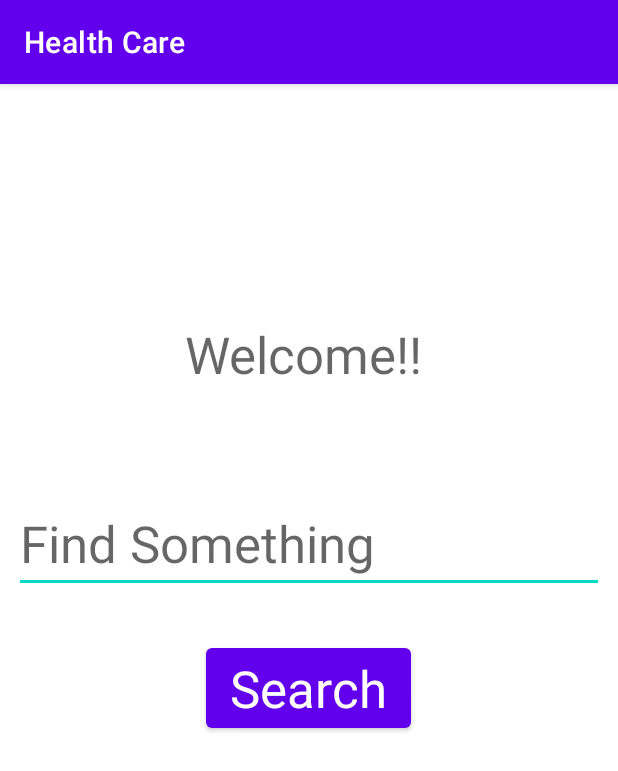
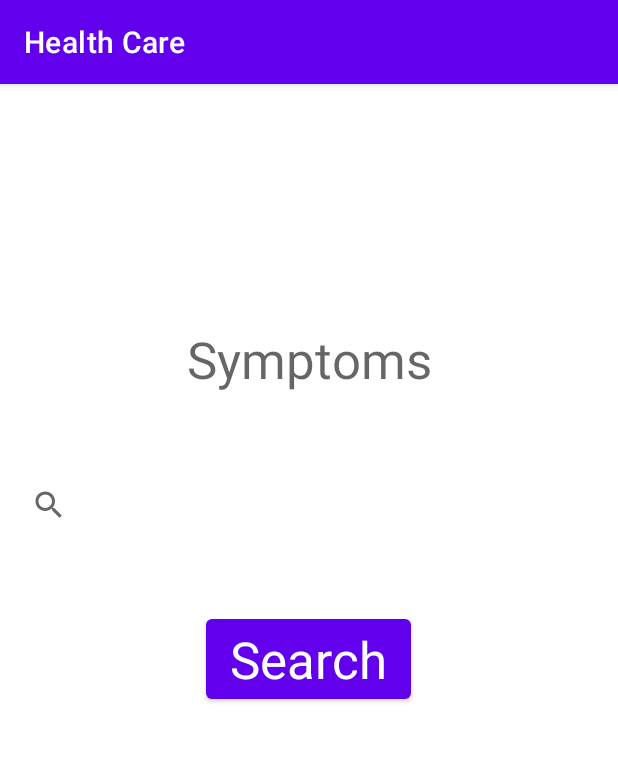
Before and after one commit to edwinmuriithi/Android-IP, an Android app: the SearchActivity screen opened directly, with no data from a screen before it, on a phone screen of 412 x 824 dp. Shown: the top 771 px of the screen. Run offline under Robolectric (Android 15) with nearby library versions, the phone set to English and light mode, and no system bars.

Commit message:
Style Main activity

```diff
--- a/app/src/main/res/layout/activity_search.xml
+++ b/app/src/main/res/layout/activity_search.xml
@@ -11,48 +11,40 @@
         android:layout_width="wrap_content"
         android:layout_height="wrap_content"
         android:layout_marginStart="137dp"
-        android:layout_marginTop="5dp"
         android:layout_marginEnd="138dp"
-        android:layout_marginBottom="329dp"
+        android:layout_marginBottom="352dp"
         android:text="Search"
         android:textAppearance="@style/TextAppearance.AppCompat.Display1"
         app:layout_constraintBottom_toBottomOf="parent"
         app:layout_constraintEnd_toEndOf="parent"
+        app:layout_constraintHorizontal_bias="0.0"
         app:layout_constraintStart_toStartOf="parent"
-        app:layout_constraintTop_toBottomOf="@+id/editTextTextPersonName"
         tools:ignore="MissingConstraints" />
 
-    <EditText
-        android:id="@+id/editTextTextPersonName"
-        android:layout_width="wrap_content"
-        android:layout_height="wrap_content"
-        android:layout_marginStart="5dp"
-        android:layout_marginTop="33dp"
-        android:layout_marginEnd="6dp"
-        android:layout_marginBottom="22dp"
-        android:ems="10"
-        android:hint="Find Something"
-        android:inputType="textPersonName"
+    <SearchView
+        android:id="@+id/searchView"
+        android:layout_width="394dp"
+        android:layout_height="0dp"
+        android:layout_marginStart="8dp"
+        android:layout_marginEnd="9dp"
+        android:layout_marginBottom="46dp"
         android:textAppearance="@style/TextAppearance.AppCompat.Display1"
         app:layout_constraintBottom_toTopOf="@+id/search"
         app:layout_constraintEnd_toEndOf="parent"
-        app:layout_constraintStart_toStartOf="parent"
-        app:layout_constraintTop_toBottomOf="@+id/textView5"
-        tools:ignore="MissingConstraints" />
+        app:layout_constraintStart_toStartOf="parent" />
 
     <TextView
-        android:id="@+id/textView5"
+        android:id="@+id/textView4"
         android:layout_width="wrap_content"
         android:layout_height="wrap_content"
-        android:layout_marginStart="123dp"
-        android:layout_marginTop="154dp"
-        android:layout_marginEnd="130dp"
-        android:layout_marginBottom="33dp"
-        android:text="Welcome!!"
+        android:layout_marginStart="124dp"
+        android:layout_marginTop="139dp"
+        android:layout_marginEnd="124dp"
+        android:layout_marginBottom="30dp"
+        android:text="Symptoms"
         android:textAppearance="@style/TextAppearance.AppCompat.Display1"
-        app:layout_constraintBottom_toTopOf="@+id/editTextTextPersonName"
+        app:layout_constraintBottom_toTopOf="@+id/searchView"
         app:layout_constraintEnd_toEndOf="parent"
         app:layout_constraintStart_toStartOf="parent"
-        app:layout_constraintTop_toTopOf="parent"
-        tools:ignore="MissingConstraints" />
+        app:layout_constraintTop_toTopOf="parent" />
 </androidx.constraintlayout.widget.ConstraintLayout>
```
